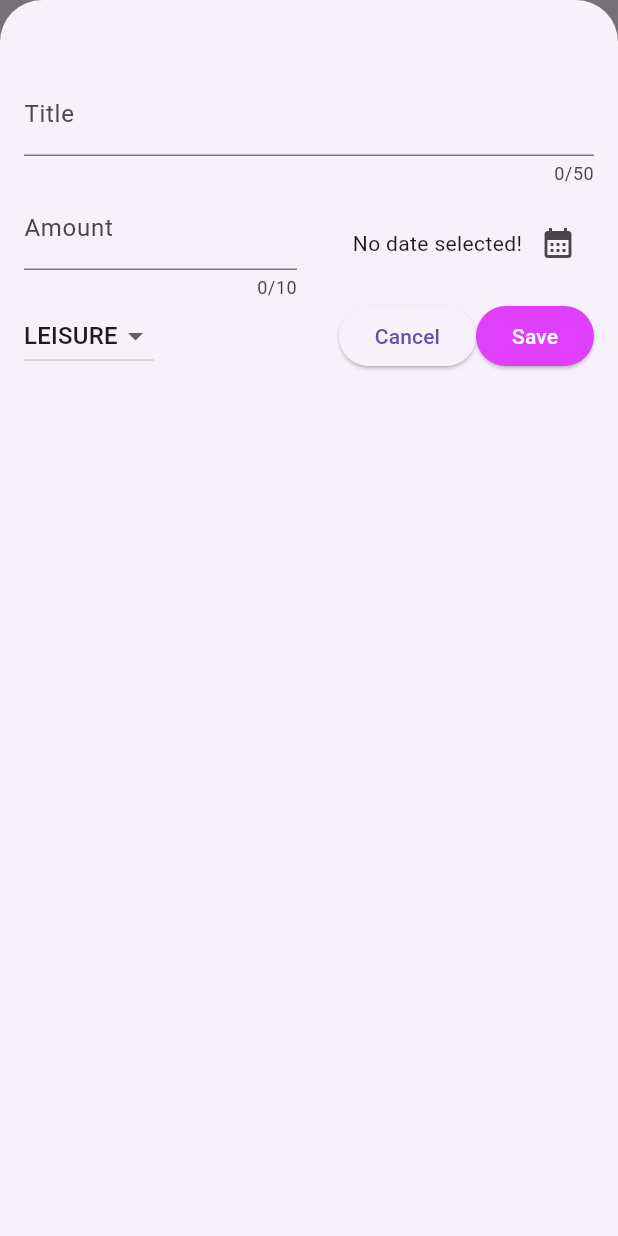
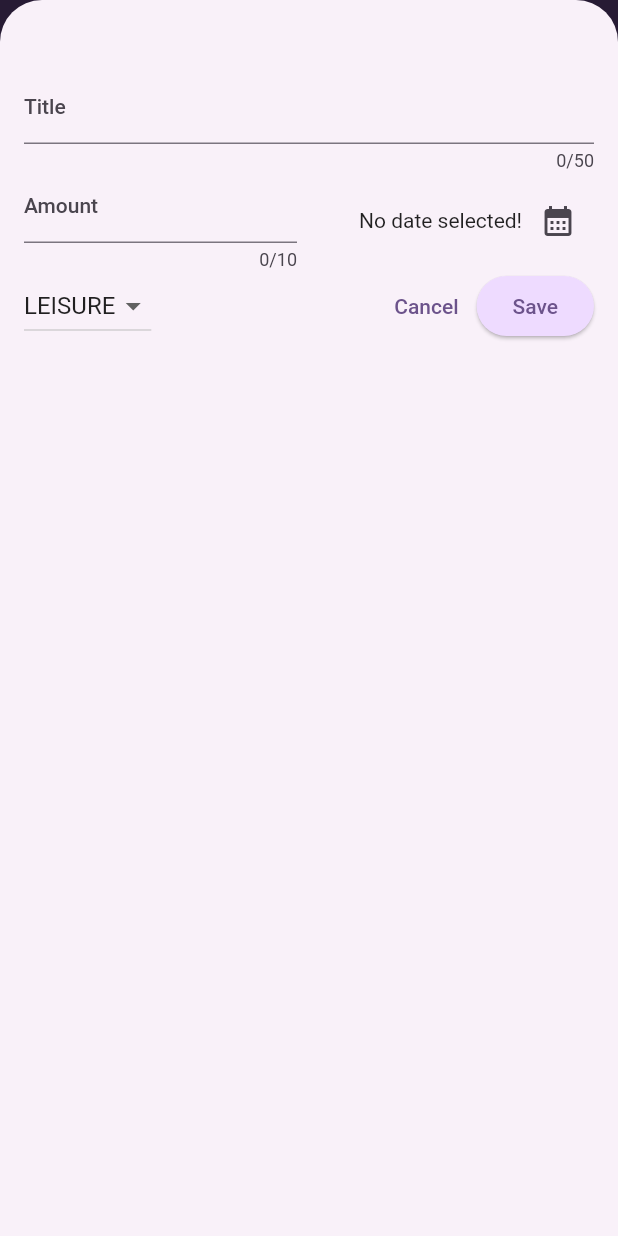
Before and after one commit to Vidhish-Trivedi/Expense-Tracker-FlutterBasics, a Flutter app: the screen it shows after launch, after a tap on the "add" icon, on a phone screen of 412 x 824 dp. Run offline on Flutter 3.47's test engine with Material 2 defaults, Android fonts, the phone set to English and light mode, and no system bars.

Commit message:
theme setup

```diff
--- a/lib/main.dart
+++ b/lib/main.dart
@@ -1,10 +1,37 @@
 import 'package:flutter/material.dart';
 import 'package:expense_tracker/widgets/expenses.dart';
+
+// Defining a color scheme. (Global variable naming convention: starts with 'k').
+var kColorScheme =
+    ColorScheme.fromSeed(seedColor: const Color.fromARGB(255, 100, 59, 150));
 
 void main() {
   runApp(
     MaterialApp(
-      theme: ThemeData(useMaterial3: true),
+      theme: ThemeData().copyWith(
+        useMaterial3: true,
+        colorScheme: kColorScheme,
+        appBarTheme: const AppBarTheme().copyWith(
+          backgroundColor: kColorScheme.onPrimaryContainer,
+          foregroundColor: kColorScheme.primaryContainer,
+        ),
+        cardTheme: const CardTheme().copyWith(
+          color: kColorScheme.secondaryContainer,
+          margin: const EdgeInsets.symmetric(vertical: 6, horizontal: 16),
+        ),
+        elevatedButtonTheme: ElevatedButtonThemeData(
+          style: ElevatedButton.styleFrom(
+            backgroundColor: kColorScheme.primaryContainer,
+          ),
+        ),
+        textTheme: ThemeData().textTheme.copyWith(
+          titleLarge: TextStyle(
+            fontWeight: FontWeight.bold,
+            color: kColorScheme.onSecondaryContainer, // may be overridden.
+            fontSize: 22,
+          ),
+        ),
+      ),
       home: const Expenses(),
     ),
   );
--- a/lib/widgets/expenses_list/expense_item.dart
+++ b/lib/widgets/expenses_list/expense_item.dart
@@ -15,8 +15,12 @@ class ExpenseItem extends StatelessWidget {
           horizontal: 20,
         ),
         child: Column(
+          crossAxisAlignment: CrossAxisAlignment.start,
           children: [
-            Text(expense.title),
+            Text(
+              expense.title,
+              style: Theme.of(context).textTheme.titleLarge,
+            ),
             const SizedBox(
               height: 4,
             ),
--- a/lib/widgets/expenses_list/expenses_list.dart
+++ b/lib/widgets/expenses_list/expenses_list.dart
@@ -16,6 +16,10 @@ class ExpensesList extends StatelessWidget {
         return Dismissible(
           key: ValueKey(expenses[index]),
           // Dismissible list items/widgets need a unique key identifiers.
+          background: Container(
+            color: Theme.of(context).colorScheme.error.withOpacity(0.75),
+            margin: Theme.of(context).cardTheme.margin,
+          ),
           onDismissed: (direction) => onDismissExpense(expenses[index]),
           child: (ExpenseItem(expenses[index])),
         );
--- a/lib/widgets/new_expense.dart
+++ b/lib/widgets/new_expense.dart
@@ -158,20 +158,13 @@ class _NewExpenseState extends State<NewExpense> {
                 },
               ),
               const Spacer(),
-              ElevatedButton(
+              TextButton(
                   onPressed: () {
-                    // print("Cancelled");
                     Navigator.pop(context);
                   },
                   child: const Text("Cancel")),
               ElevatedButton(
                   onPressed: _submitExpenseData,
-                  style: ButtonStyle(
-                    backgroundColor: MaterialStateColor.resolveWith(
-                            (states) => Colors.purpleAccent),
-                    foregroundColor: MaterialStateColor.resolveWith(
-                            (states) => Colors.white),
-                  ),
                   child: const Text("Save")),
             ],
           ),
```
